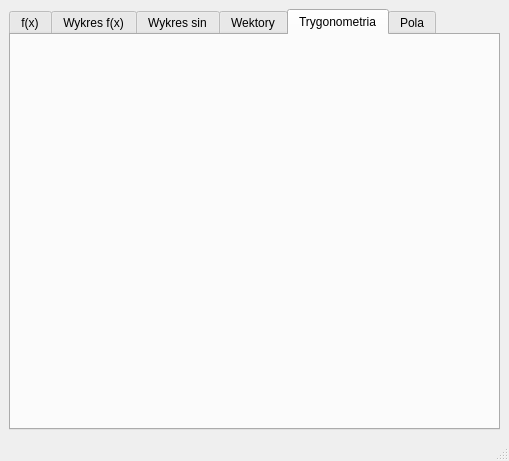
This is mainwindow.ui in miwierzbicki/pwr-calc as Qt 5 draws it before an edit. The edited form follows.
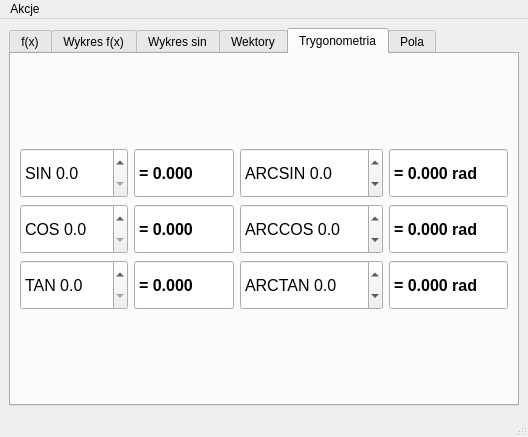
This is the edited form. The open tabs and pages were chosen to show the change. Custom widgets are drawn as their Qt base class.

Commit message: Fixed plotting, reworked saving plot to file, added ui for fields

Patch:
```diff
--- a/mainwindow.ui
+++ b/mainwindow.ui
@@ -6,16 +6,16 @@
    <rect>
     <x>0</x>
     <y>0</y>
-    <width>509</width>
-    <height>461</height>
+    <width>528</width>
+    <height>437</height>
    </rect>
   </property>
   <property name="windowTitle">
    <string>PWr mathTool dev</string>
   </property>
   <widget class="QWidget" name="centralwidget">
-   <layout class="QGridLayout" name="gridLayout">
-    <item row="0" column="0">
+   <layout class="QVBoxLayout" name="verticalLayout">
+    <item>
      <widget class="QTabWidget" name="tabWidget">
       <property name="currentIndex">
        <number>2</number>
@@ -24,7 +24,7 @@
        <attribute name="title">
         <string>f(x)</string>
        </attribute>
-       <layout class="QGridLayout" name="gridLayout_3">
+       <layout class="QGridLayout" name="gridLayout">
         <item row="0" column="0">
          <layout class="QHBoxLayout" name="horizontalLayout_8">
           <item>
@@ -297,10 +297,6 @@
             </item>
            </layout>
           </item>
-         </layout>
-        </item>
-        <item>
-         <layout class="QVBoxLayout" name="verticalLayout">
           <item>
            <layout class="QHBoxLayout" name="horizontalLayout">
             <item>
@@ -436,6 +432,403 @@
        <attribute name="title">
         <string>Trygonometria</string>
        </attribute>
+       <layout class="QGridLayout" name="gridLayout_6">
+        <item row="0" column="0">
+         <layout class="QGridLayout" name="gridLayout_3">
+          <item row="0" column="0">
+           <widget class="QDoubleSpinBox" name="sinSpinBox">
+            <property name="minimumSize">
+             <size>
+              <width>100</width>
+              <height>50</height>
+             </size>
+            </property>
+            <property name="font">
+             <font>
+              <pointsize>12</pointsize>
+             </font>
+            </property>
+            <property name="prefix">
+             <string>SIN </string>
+            </property>
+            <property name="decimals">
+             <number>1</number>
+            </property>
+           </widget>
+          </item>
+          <item row="0" column="1">
+           <widget class="QDoubleSpinBox" name="sinValue">
+            <property name="enabled">
+             <bool>true</bool>
+            </property>
+            <property name="minimumSize">
+             <size>
+              <width>0</width>
+              <height>50</height>
+             </size>
+            </property>
+            <property name="font">
+             <font>
+              <pointsize>12</pointsize>
+              <weight>75</weight>
+              <bold>true</bold>
+             </font>
+            </property>
+            <property name="readOnly">
+             <bool>true</bool>
+            </property>
+            <property name="buttonSymbols">
+             <enum>QAbstractSpinBox::NoButtons</enum>
+            </property>
+            <property name="prefix">
+             <string>= </string>
+            </property>
+            <property name="decimals">
+             <number>3</number>
+            </property>
+            <property name="minimum">
+             <double>-999.000000000000000</double>
+            </property>
+            <property name="maximum">
+             <double>999.000000000000000</double>
+            </property>
+           </widget>
+          </item>
+          <item row="1" column="0">
+           <widget class="QDoubleSpinBox" name="cosSpinBox">
+            <property name="minimumSize">
+             <size>
+              <width>100</width>
+              <height>50</height>
+             </size>
+            </property>
+            <property name="font">
+             <font>
+              <pointsize>12</pointsize>
+             </font>
+            </property>
+            <property name="prefix">
+             <string>COS </string>
+            </property>
+            <property name="decimals">
+             <number>1</number>
+            </property>
+           </widget>
+          </item>
+          <item row="1" column="1">
+           <widget class="QDoubleSpinBox" name="cosValue">
+            <property name="enabled">
+             <bool>true</bool>
+            </property>
+            <property name="minimumSize">
+             <size>
+              <width>0</width>
+              <height>50</height>
+             </size>
+            </property>
+            <property name="font">
+             <font>
+              <pointsize>12</pointsize>
+              <weight>75</weight>
+              <bold>true</bold>
+             </font>
+            </property>
+            <property name="readOnly">
+             <bool>true</bool>
+            </property>
+            <property name="buttonSymbols">
+             <enum>QAbstractSpinBox::NoButtons</enum>
+            </property>
+            <property name="prefix">
+             <string>= </string>
+            </property>
+            <property name="decimals">
+             <number>3</number>
+            </property>
+            <property name="minimum">
+             <double>-999.000000000000000</double>
+            </property>
+            <property name="maximum">
+             <double>999.000000000000000</double>
+            </property>
+           </widget>
+          </item>
+          <item row="2" column="0">
+           <widget class="QDoubleSpinBox" name="tanSpinBox">
+            <property name="minimumSize">
+             <size>
+              <width>100</width>
+              <height>50</height>
+             </size>
+            </property>
+            <property name="font">
+             <font>
+              <pointsize>12</pointsize>
+             </font>
+            </property>
+            <property name="prefix">
+             <string>TAN </string>
+            </property>
+            <property name="decimals">
+             <number>1</number>
+            </property>
+           </widget>
+          </item>
+          <item row="2" column="1">
+           <widget class="QDoubleSpinBox" name="tanValue">
+            <property name="enabled">
+             <bool>true</bool>
+            </property>
+            <property name="minimumSize">
+             <size>
+              <width>0</width>
+              <height>50</height>
+             </size>
+            </property>
+            <property name="font">
+             <font>
+              <pointsize>12</pointsize>
+              <weight>75</weight>
+              <bold>true</bold>
+             </font>
+            </property>
+            <property name="readOnly">
+             <bool>true</bool>
+            </property>
+            <property name="buttonSymbols">
+             <enum>QAbstractSpinBox::NoButtons</enum>
+            </property>
+            <property name="prefix">
+             <string>= </string>
+            </property>
+            <property name="decimals">
+             <number>3</number>
+            </property>
+            <property name="minimum">
+             <double>-999.000000000000000</double>
+            </property>
+            <property name="maximum">
+             <double>999.000000000000000</double>
+            </property>
+           </widget>
+          </item>
+         </layout>
+        </item>
+        <item row="0" column="1">
+         <layout class="QGridLayout" name="gridLayout_4">
+          <item row="0" column="0">
+           <widget class="QDoubleSpinBox" name="arcsinSpinBox">
+            <property name="minimumSize">
+             <size>
+              <width>100</width>
+              <height>50</height>
+             </size>
+            </property>
+            <property name="font">
+             <font>
+              <pointsize>12</pointsize>
+             </font>
+            </property>
+            <property name="prefix">
+             <string>ARCSIN </string>
+            </property>
+            <property name="decimals">
+             <number>1</number>
+            </property>
+            <property name="minimum">
+             <double>-1.000000000000000</double>
+            </property>
+            <property name="maximum">
+             <double>1.000000000000000</double>
+            </property>
+            <property name="singleStep">
+             <double>0.100000000000000</double>
+            </property>
+           </widget>
+          </item>
+          <item row="0" column="1">
+           <widget class="QDoubleSpinBox" name="arcsinValue">
+            <property name="enabled">
+             <bool>true</bool>
+            </property>
+            <property name="minimumSize">
+             <size>
+              <width>0</width>
+              <height>50</height>
+             </size>
+            </property>
+            <property name="font">
+             <font>
+              <pointsize>12</pointsize>
+              <weight>75</weight>
+              <bold>true</bold>
+             </font>
+            </property>
+            <property name="readOnly">
+             <bool>true</bool>
+            </property>
+            <property name="buttonSymbols">
+             <enum>QAbstractSpinBox::NoButtons</enum>
+            </property>
+            <property name="prefix">
+             <string>= </string>
+            </property>
+            <property name="suffix">
+             <string> rad</string>
+            </property>
+            <property name="decimals">
+             <number>3</number>
+            </property>
+            <property name="minimum">
+             <double>-999.000000000000000</double>
+            </property>
+            <property name="maximum">
+             <double>999.000000000000000</double>
+            </property>
+           </widget>
+          </item>
+          <item row="1" column="0">
+           <widget class="QDoubleSpinBox" name="arccosSpinBox">
+            <property name="minimumSize">
+             <size>
+              <width>100</width>
+              <height>50</height>
+             </size>
+            </property>
+            <property name="font">
+             <font>
+              <pointsize>12</pointsize>
+             </font>
+            </property>
+            <property name="prefix">
+             <string>ARCCOS </string>
+            </property>
+            <property name="decimals">
+             <number>1</number>
+            </property>
+            <property name="minimum">
+             <double>-1.000000000000000</double>
+            </property>
+            <property name="maximum">
+             <double>1.000000000000000</double>
+            </property>
+            <property name="singleStep">
+             <double>0.100000000000000</double>
+            </property>
+           </widget>
+          </item>
+          <item row="1" column="1">
+           <widget class="QDoubleSpinBox" name="arccosValue">
+            <property name="enabled">
+             <bool>true</bool>
+            </property>
+            <property name="minimumSize">
+             <size>
+              <width>0</width>
+              <height>50</height>
+             </size>
+            </property>
+            <property name="font">
+             <font>
+              <pointsize>12</pointsize>
+              <weight>75</weight>
+              <bold>true</bold>
+             </font>
+            </property>
+            <property name="readOnly">
+             <bool>true</bool>
+            </property>
+            <property name="buttonSymbols">
+             <enum>QAbstractSpinBox::NoButtons</enum>
+            </property>
+            <property name="prefix">
+             <string>= </string>
+            </property>
+            <property name="suffix">
+             <string> rad</string>
+            </property>
+            <property name="decimals">
+             <number>3</number>
+            </property>
+            <property name="minimum">
+             <double>-999.000000000000000</double>
+            </property>
+            <property name="maximum">
+             <double>999.000000000000000</double>
+            </property>
+           </widget>
+          </item>
+          <item row="2" column="0">
+           <widget class="QDoubleSpinBox" name="arctanSpinBox">
+            <property name="minimumSize">
+             <size>
+              <width>100</width>
+              <height>50</height>
+             </size>
+            </property>
+            <property name="font">
+             <font>
+              <pointsize>12</pointsize>
+             </font>
+            </property>
+            <property name="prefix">
+             <string>ARCTAN </string>
+            </property>
+            <property name="decimals">
+             <number>1</number>
+            </property>
+            <property name="minimum">
+             <double>-999.000000000000000</double>
+            </property>
+            <property name="maximum">
+             <double>999.000000000000000</double>
+            </property>
+           </widget>
+          </item>
+          <item row="2" column="1">
+           <widget class="QDoubleSpinBox" name="arctanValue">
+            <property name="enabled">
+             <bool>true</bool>
+            </property>
+            <property name="minimumSize">
+             <size>
+              <width>0</width>
+              <height>50</height>
+             </size>
+            </property>
+            <property name="font">
+             <font>
+              <pointsize>12</pointsize>
+              <weight>75</weight>
+              <bold>true</bold>
+             </font>
+            </property>
+            <property name="readOnly">
+             <bool>true</bool>
+            </property>
+            <property name="buttonSymbols">
+             <enum>QAbstractSpinBox::NoButtons</enum>
+            </property>
+            <property name="prefix">
+             <string>= </string>
+            </property>
+            <property name="suffix">
+             <string> rad</string>
+            </property>
+            <property name="decimals">
+             <number>3</number>
+            </property>
+            <property name="minimum">
+             <double>-999.000000000000000</double>
+            </property>
+            <property name="maximum">
+             <double>999.000000000000000</double>
+            </property>
+           </widget>
+          </item>
+         </layout>
+        </item>
+       </layout>
       </widget>
       <widget class="QWidget" name="tabSquares">
        <attribute name="title">
@@ -451,10 +844,18 @@
     <rect>
      <x>0</x>
      <y>0</y>
-     <width>509</width>
-     <height>25</height>
+     <width>528</width>
+     <height>20</height>
     </rect>
    </property>
+   <widget class="QMenu" name="menuO_programie">
+    <property name="title">
+     <string>Akcje</string>
+    </property>
+    <addaction name="actionO_programie"/>
+    <addaction name="actionZamknij"/>
+   </widget>
+   <addaction name="menuO_programie"/>
   </widget>
   <widget class="QStatusBar" name="statusbar"/>
  </widget>
```
Left out of the diff: 525 changed lines with no effect on the pictures. Lines whose indentation alone changed are shown as unchanged. The commit also changes 2 other files.
